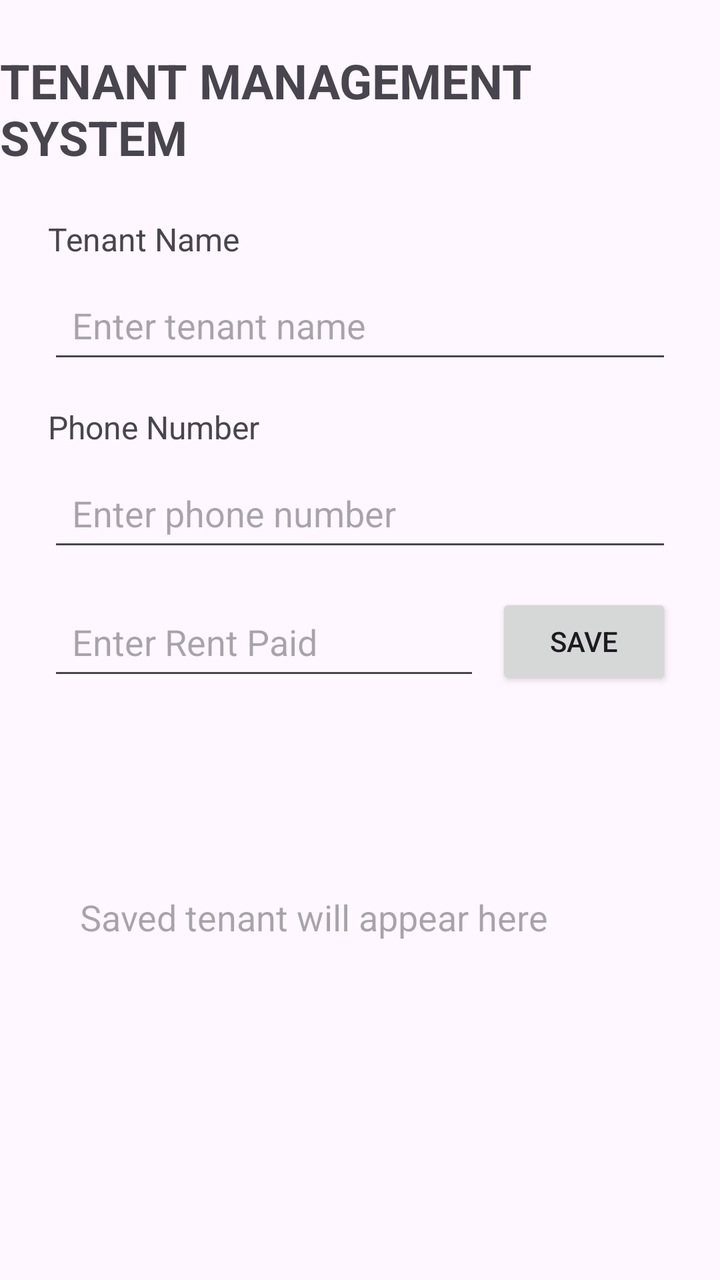
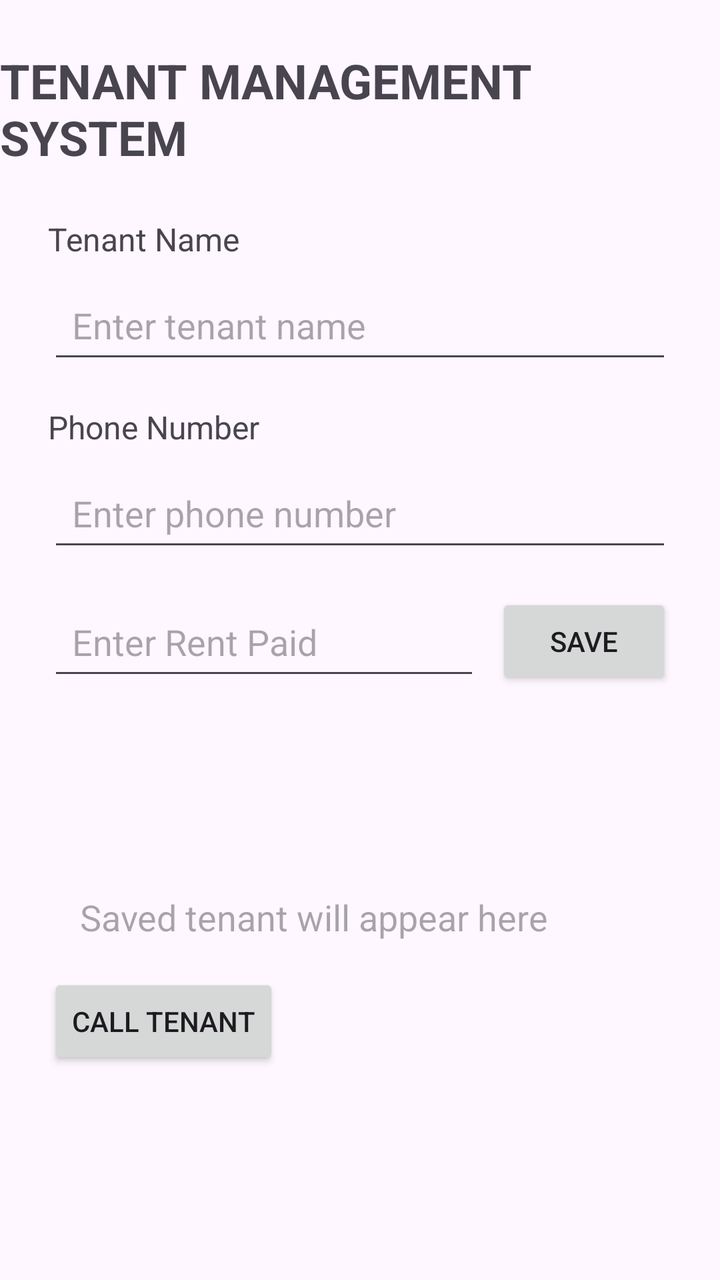

Two renders of the same Android screen: before a commit and after it. Below are the layout's source before the change and the commit's diff.
<!-- AndroidManifest.xml: application theme Theme.TenantManagementSystem -->
<!-- res/layout/activity_main.xml -->
<?xml version="1.0" encoding="utf-8"?>
<layout xmlns:android="http://schemas.android.com/apk/res/android"
    xmlns:app="http://schemas.android.com/apk/res-auto">

    <data>
        <variable
            name="tenant"
            type="com.example.tenantmanagementsystem.Tenant" />
    </data>

    <androidx.constraintlayout.widget.ConstraintLayout
        android:layout_width="match_parent"
        android:layout_height="match_parent">

        <TextView
            android:id="@+id/titleTextView"
            android:layout_width="wrap_content"
            android:layout_height="wrap_content"
            android:text="TENANT MANAGEMENT SYSTEM"
            android:textSize="24sp"
            android:textStyle="bold"
            android:layout_marginTop="24dp"
            app:layout_constraintTop_toTopOf="parent"
            app:layout_constraintStart_toStartOf="parent"
            app:layout_constraintEnd_toEndOf="parent" />

        <TextView
            android:id="@+id/tenantNameLabel"
            android:layout_width="wrap_content"
            android:layout_height="wrap_content"
            android:text="Tenant Name"
            android:textSize="16sp"
            android:layout_marginTop="24dp"
            android:layout_marginStart="24dp"
            app:layout_constraintTop_toBottomOf="@id/titleTextView"
            app:layout_constraintStart_toStartOf="parent" />

        <EditText
            android:id="@+id/tenantNameEditText"
            android:layout_width="0dp"
            android:layout_height="wrap_content"
            android:hint="Enter tenant name"
            android:minHeight="48dp"
            android:padding="12dp"
            android:layout_marginTop="8dp"

            android:layout_marginStart="24dp"
            android:layout_marginEnd="24dp"
            app:layout_constraintTop_toBottomOf="@id/tenantNameLabel"
            app:layout_constraintStart_toStartOf="parent"
            app:layout_constraintEnd_toEndOf="parent" />

        <TextView
            android:id="@+id/phoneLabel"
            android:layout_width="wrap_content"
            android:layout_height="wrap_content"
            android:text="Phone Number"
            android:textSize="16sp"
            android:layout_marginTop="16dp"
            android:layout_marginStart="24dp"
            app:layout_constraintTop_toBottomOf="@id/tenantNameEditText"
            app:layout_constraintStart_toStartOf="parent" />

        <EditText
            android:id="@+id/phoneEditText"
            android:layout_width="0dp"
            android:layout_height="wrap_content"
            android:hint="Enter phone number"
            android:inputType="phone"
            android:minHeight="48dp"
            android:padding="12dp"
            android:layout_marginTop="8dp"
            android:layout_marginStart="24dp"
            android:layout_marginEnd="24dp"
            app:layout_constraintTop_toBottomOf="@id/phoneLabel"
            app:layout_constraintStart_toStartOf="parent"
            app:layout_constraintEnd_toEndOf="parent" />

        <EditText
            android:id="@+id/rentEditText"
            android:layout_width="0dp"
            android:layout_height="wrap_content"
            android:hint="Enter Rent Paid"
            android:inputType="numberDecimal"
            android:minHeight="48dp"
            android:padding="12dp"
            android:layout_marginStart="24dp"
            android:layout_marginTop="16dp"
            android:layout_marginEnd="8dp"
            app:layout_constraintTop_toBottomOf="@id/phoneEditText"
            app:layout_constraintStart_toStartOf="parent"
            app:layout_constraintEnd_toStartOf="@id/saveButton" />

        <TextView
            android:id="@+id/tenantNameBigTextView"
            android:layout_width="0dp"
            android:layout_height="wrap_content"
            android:text="@{tenant.name}"
            android:textSize="28sp"
            android:textStyle="bold"
            android:layout_marginTop="24dp"
            android:layout_marginStart="24dp"
            android:layout_marginEnd="24dp"
            app:layout_constraintTop_toBottomOf="@id/rentEditText"
            app:layout_constraintStart_toStartOf="parent"
            app:layout_constraintEnd_toEndOf="parent" />

        <Button
            android:id="@+id/saveButton"
            android:layout_width="wrap_content"
            android:layout_height="wrap_content"
            android:text="SAVE"
            android:layout_marginEnd="24dp"
            app:layout_constraintTop_toTopOf="@id/rentEditText"
            app:layout_constraintEnd_toEndOf="parent" />

        <TextView
            android:id="@+id/tenantResultTextView"
            android:layout_width="0dp"
            android:layout_height="wrap_content"
            android:text="@{tenant.summary()}"
            android:hint="Saved tenant will appear here"
            android:textSize="18sp"
            android:padding="16dp"
            android:layout_margin="24dp"
            app:layout_constraintTop_toBottomOf="@id/tenantNameBigTextView"
            app:layout_constraintStart_toStartOf="parent"
            app:layout_constraintEnd_toEndOf="parent" />
    </androidx.constraintlayout.widget.ConstraintLayout>
</layout>
<!-- resources referenced by this layout -->
<resources>
  <style name="Theme.TenantManagementSystem" parent="Base.Theme.TenantManagementSystem" />
  <style name="Base.Theme.TenantManagementSystem" parent="Theme.Material3.DayNight.NoActionBar">
          
          
      </style>
</resources>

<!-- the commit's change to res/layout/activity_main.xml (unified diff, before → after) -->
@@ -126,5 +126,14 @@
             app:layout_constraintTop_toBottomOf="@id/tenantNameBigTextView"
             app:layout_constraintStart_toStartOf="parent"
             app:layout_constraintEnd_toEndOf="parent" />
+
+        <Button
+            android:id="@+id/callButton"
+            android:layout_width="wrap_content"
+            android:layout_height="wrap_content"
+            android:text="CALL TENANT"
+            android:layout_marginStart="24dp"
+            app:layout_constraintTop_toBottomOf="@id/tenantResultTextView"
+            app:layout_constraintStart_toStartOf="parent" />
     </androidx.constraintlayout.widget.ConstraintLayout>
 </layout>
